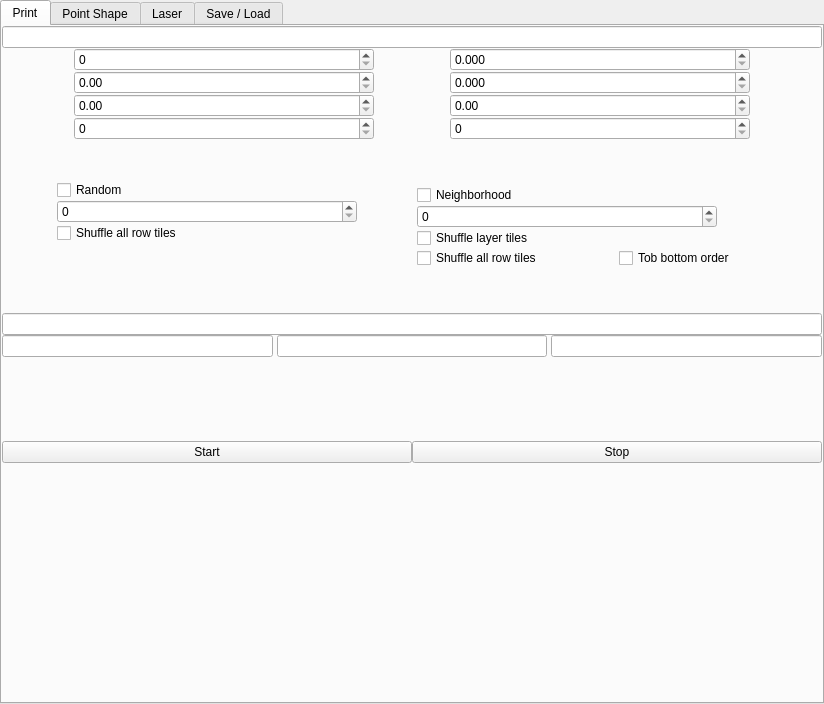
nico88chessa/MIBDV, file gui/ui/TestFrame.ui: the form before one commit.
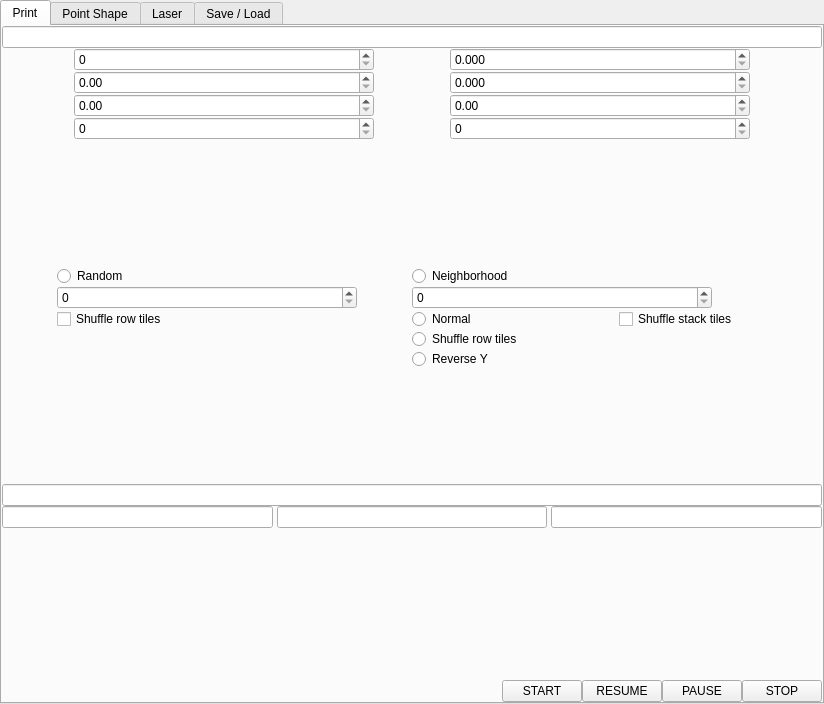
The form after the commit. Custom widgets are drawn as their Qt base class.

Diff of the .ui file:
```diff
--- a/gui/ui/TestFrame.ui
+++ b/gui/ui/TestFrame.ui
@@ -54,19 +54,6 @@
        <property name="spacing">
         <number>0</number>
        </property>
-       <item row="0" column="0" colspan="2">
-        <widget class="MDLineEdit" name="leFilePath">
-         <property name="minimumSize">
-          <size>
-           <width>200</width>
-           <height>0</height>
-          </size>
-         </property>
-         <property name="label" stdset="0">
-          <string>Path File</string>
-         </property>
-        </widget>
-       </item>
        <item row="2" column="0">
         <widget class="QWidget" name="wRandom" native="true">
          <property name="minimumSize">
@@ -100,14 +87,7 @@
           <item row="2" column="0">
            <widget class="QCheckBox" name="cbRShuffleRowTiles">
             <property name="text">
-             <string>Shuffle all row tiles</string>
-            </property>
-           </widget>
-          </item>
-          <item row="0" column="0">
-           <widget class="QCheckBox" name="cbRandomChoice">
-            <property name="text">
-             <string>Random</string>
+             <string>Shuffle row tiles</string>
             </property>
            </widget>
           </item>
@@ -138,41 +118,21 @@
             <property name="sizeHint" stdset="0">
              <size>
               <width>20</width>
-              <height>40</height>
+              <height>0</height>
              </size>
             </property>
            </spacer>
           </item>
+          <item row="0" column="0">
+           <widget class="QRadioButton" name="rbRandomChoice">
+            <property name="text">
+             <string>Random</string>
+            </property>
+           </widget>
+          </item>
          </layout>
         </widget>
        </item>
-       <item row="7" column="0" colspan="2">
-        <spacer name="verticalSpacer">
-         <property name="orientation">
-          <enum>Qt::Vertical</enum>
-         </property>
-         <property name="sizeHint" stdset="0">
-          <size>
-           <width>20</width>
-           <height>239</height>
-          </size>
-         </property>
-        </spacer>
-       </item>
-       <item row="6" column="1">
-        <widget class="QPushButton" name="pbStopProcess">
-         <property name="text">
-          <string>Stop</string>
-         </property>
-        </widget>
-       </item>
-       <item row="6" column="0">
-        <widget class="QPushButton" name="pbStartProcess">
-         <property name="text">
-          <string>Start</string>
-         </property>
-        </widget>
-       </item>
        <item row="1" column="0" colspan="2">
         <widget class="QWidget" name="wGeneral" native="true">
          <property name="minimumSize">
@@ -203,44 +163,6 @@
           <property name="verticalSpacing">
            <number>0</number>
           </property>
-          <item row="0" column="0">
-           <widget class="MDSpinBox" name="sbTileSize">
-            <property name="minimumSize">
-             <size>
-              <width>300</width>
-              <height>0</height>
-             </size>
-            </property>
-            <property name="maximumSize">
-             <size>
-              <width>300</width>
-              <height>16777215</height>
-             </size>
-            </property>
-            <property name="label" stdset="0">
-             <string>Tile size [mm]</string>
-            </property>
-           </widget>
-          </item>
-          <item row="3" column="0">
-           <widget class="MDSpinBox" name="sbTileTime">
-            <property name="minimumSize">
-             <size>
-              <width>300</width>
-              <height>0</height>
-             </size>
-            </property>
-            <property name="maximumSize">
-             <size>
-              <width>300</width>
-              <height>16777215</height>
-             </size>
-            </property>
-            <property name="label" stdset="0">
-             <string>Tile time [ms]</string>
-            </property>
-           </widget>
-          </item>
           <item row="1" column="0">
            <widget class="MDDoubleSpinBox" name="dsbOffsetX">
             <property name="minimumSize">
@@ -260,6 +182,51 @@
             </property>
            </widget>
           </item>
+          <item row="3" column="0">
+           <widget class="MDSpinBox" name="sbTileTime">
+            <property name="minimumSize">
+             <size>
+              <width>300</width>
+              <height>0</height>
+             </size>
+            </property>
+            <property name="maximumSize">
+             <size>
+              <width>300</width>
+              <height>16777215</height>
+             </size>
+            </property>
+            <property name="label" stdset="0">
+             <string>Tile time [ms]</string>
+            </property>
+           </widget>
+          </item>
+          <item row="0" column="0">
+           <widget class="MDSpinBox" name="sbTileSize">
+            <property name="minimumSize">
+             <size>
+              <width>300</width>
+              <height>0</height>
+             </size>
+            </property>
+            <property name="maximumSize">
+             <size>
+              <width>300</width>
+              <height>16777215</height>
+             </size>
+            </property>
+            <property name="label" stdset="0">
+             <string>Tile size [mm]</string>
+            </property>
+           </widget>
+          </item>
+          <item row="2" column="1">
+           <widget class="MDDoubleSpinBox" name="dsbScaleY">
+            <property name="label" stdset="0">
+             <string>Scale Y [%]</string>
+            </property>
+           </widget>
+          </item>
           <item row="1" column="1">
            <widget class="MDDoubleSpinBox" name="dsbOffsetY">
             <property name="minimumSize">
@@ -282,13 +249,6 @@
             </property>
            </widget>
           </item>
-          <item row="3" column="1">
-           <widget class="MDSpinBox" name="sbWaitTimeYMovement">
-            <property name="label" stdset="0">
-             <string>Wait time after axis Y movement [ms]</string>
-            </property>
-           </widget>
-          </item>
           <item row="0" column="1">
            <widget class="MDDoubleSpinBox" name="dsbAngleMrad">
             <property name="decimals">
@@ -305,10 +265,10 @@
             </property>
            </widget>
           </item>
-          <item row="2" column="1">
-           <widget class="MDDoubleSpinBox" name="dsbScaleY">
+          <item row="3" column="1">
+           <widget class="MDSpinBox" name="sbWaitTimeYMovement">
             <property name="label" stdset="0">
-             <string>Scale Y [%]</string>
+             <string>Wait time after axis Y movement [ms]</string>
             </property>
            </widget>
           </item>
@@ -327,100 +287,10 @@
             <property name="sizeHint" stdset="0">
              <size>
               <width>20</width>
-              <height>40</height>
-             </size>
-            </property>
-           </spacer>
-          </item>
-         </layout>
-        </widget>
-       </item>
-       <item row="2" column="1">
-        <widget class="QWidget" name="wNeighborhood" native="true">
-         <property name="styleSheet">
-          <string notr="true"/>
-         </property>
-         <layout class="QGridLayout" name="gridLayout_4" columnstretch="0,0,0">
-          <property name="leftMargin">
-           <number>5</number>
-          </property>
-          <property name="topMargin">
-           <number>5</number>
-          </property>
-          <property name="rightMargin">
-           <number>5</number>
-          </property>
-          <property name="bottomMargin">
-           <number>5</number>
-          </property>
-          <property name="horizontalSpacing">
-           <number>4</number>
-          </property>
-          <property name="verticalSpacing">
-           <number>0</number>
-          </property>
-          <item row="4" column="2">
-           <widget class="QCheckBox" name="cbNHTopBottomOrder">
-            <property name="text">
-             <string>Tob bottom order</string>
-            </property>
-           </widget>
-          </item>
-          <item row="3" column="1" colspan="2">
-           <widget class="QCheckBox" name="cbNHShuffleStackedTiles">
-            <property name="text">
-             <string>Shuffle layer tiles</string>
-            </property>
-            <property name="label" stdset="0">
-             <string>Shuffle tile</string>
-            </property>
-           </widget>
-          </item>
-          <item row="4" column="1">
-           <widget class="QCheckBox" name="cbNHShuffleRowTiles">
-            <property name="text">
-             <string>Shuffle all row tiles</string>
-            </property>
-           </widget>
-          </item>
-          <item row="6" column="1">
-           <spacer name="verticalSpacer_3">
-            <property name="orientation">
-             <enum>Qt::Vertical</enum>
-            </property>
-            <property name="sizeHint" stdset="0">
-             <size>
-              <width>20</width>
-              <height>40</height>
-             </size>
-            </property>
-           </spacer>
-          </item>
-          <item row="2" column="1" colspan="2">
-           <widget class="MDSpinBox" name="sbNHMinDistance">
-            <property name="minimumSize">
-             <size>
-              <width>300</width>
               <height>0</height>
              </size>
             </property>
-            <property name="maximumSize">
-             <size>
-              <width>300</width>
-              <height>16777215</height>
-             </size>
-            </property>
-            <property name="label" stdset="0">
-             <string>Minimum distance [um]</string>
-            </property>
-           </widget>
-          </item>
-          <item row="0" column="1" colspan="2">
-           <widget class="QCheckBox" name="cbNHChoice">
-            <property name="text">
-             <string>Neighborhood</string>
-            </property>
-           </widget>
+           </spacer>
           </item>
          </layout>
         </widget>
@@ -459,6 +329,13 @@
             </property>
            </widget>
           </item>
+          <item row="0" column="0" colspan="3">
+           <widget class="MDLineEdit" name="leStatus">
+            <property name="label" stdset="0">
+             <string>Status</string>
+            </property>
+           </widget>
+          </item>
           <item row="1" column="2">
            <widget class="MDLineEdit" name="leEstimatedResidualTime">
             <property name="label" stdset="0">
@@ -466,13 +343,6 @@
             </property>
            </widget>
           </item>
-          <item row="1" column="1">
-           <widget class="MDLineEdit" name="leStackTimeMeasure">
-            <property name="label" stdset="0">
-             <string>Stack time measure  [ms]</string>
-            </property>
-           </widget>
-          </item>
           <item row="2" column="0" colspan="3">
            <spacer name="verticalSpacer_10">
             <property name="orientation">
@@ -481,15 +351,173 @@
             <property name="sizeHint" stdset="0">
              <size>
               <width>20</width>
-              <height>40</height>
+              <height>0</height>
              </size>
             </property>
            </spacer>
           </item>
-          <item row="0" column="0" colspan="3">
-           <widget class="MDLineEdit" name="leStatus">
+          <item row="1" column="1">
+           <widget class="MDLineEdit" name="leStackTimeMeasure">
             <property name="label" stdset="0">
-             <string>Status</string>
+             <string>Stack time measure  [ms]</string>
+            </property>
+           </widget>
+          </item>
+          <item row="3" column="0" colspan="3">
+           <layout class="QGridLayout" name="gridLayout_16">
+            <property name="leftMargin">
+             <number>0</number>
+            </property>
+            <property name="topMargin">
+             <number>0</number>
+            </property>
+            <item row="0" column="3">
+             <widget class="QPushButton" name="pbPauseProcess">
+              <property name="text">
+               <string>PAUSE</string>
+              </property>
+             </widget>
+            </item>
+            <item row="0" column="4">
+             <widget class="QPushButton" name="pbStopProcess">
+              <property name="text">
+               <string>STOP</string>
+              </property>
+             </widget>
+            </item>
+            <item row="0" column="0">
+             <spacer name="horizontalSpacer_3">
+              <property name="orientation">
+               <enum>Qt::Horizontal</enum>
+              </property>
+              <property name="sizeHint" stdset="0">
+               <size>
+                <width>40</width>
+                <height>20</height>
+               </size>
+              </property>
+             </spacer>
+            </item>
+            <item row="0" column="1">
+             <widget class="QPushButton" name="pbStartProcess">
+              <property name="text">
+               <string>START</string>
+              </property>
+             </widget>
+            </item>
+            <item row="0" column="2">
+             <widget class="QPushButton" name="pbResumeProcess">
+              <property name="text">
+               <string>RESUME</string>
+              </property>
+             </widget>
+            </item>
+           </layout>
+          </item>
+         </layout>
+        </widget>
+       </item>
+       <item row="0" column="0" colspan="2">
+        <widget class="MDLineEdit" name="leFilePath">
+         <property name="minimumSize">
+          <size>
+           <width>200</width>
+           <height>0</height>
+          </size>
+         </property>
+         <property name="label" stdset="0">
+          <string>Path File</string>
+         </property>
+        </widget>
+       </item>
+       <item row="2" column="1">
+        <widget class="QWidget" name="wNeighborhood" native="true">
+         <property name="styleSheet">
+          <string notr="true"/>
+         </property>
+         <layout class="QGridLayout" name="gridLayout_4" columnstretch="0,0,0">
+          <property name="leftMargin">
+           <number>0</number>
+          </property>
+          <property name="topMargin">
+           <number>0</number>
+          </property>
+          <property name="rightMargin">
+           <number>0</number>
+          </property>
+          <property name="bottomMargin">
+           <number>0</number>
+          </property>
+          <property name="horizontalSpacing">
+           <number>4</number>
+          </property>
+          <property name="verticalSpacing">
+           <number>0</number>
+          </property>
+          <item row="7" column="0">
+           <widget class="QRadioButton" name="rbNHReverseY">
+            <property name="text">
+             <string>Reverse Y</string>
+            </property>
+           </widget>
+          </item>
+          <item row="4" column="0">
+           <widget class="QRadioButton" name="rbNHNormal">
+            <property name="text">
+             <string>Normal</string>
+            </property>
+           </widget>
+          </item>
+          <item row="5" column="0">
+           <widget class="QRadioButton" name="rbNHShuffleRowTiles">
+            <property name="text">
+             <string>Shuffle row tiles</string>
+            </property>
+           </widget>
+          </item>
+          <item row="9" column="0" colspan="2">
+           <spacer name="verticalSpacer_3">
+            <property name="orientation">
+             <enum>Qt::Vertical</enum>
+            </property>
+            <property name="sizeHint" stdset="0">
+             <size>
+              <width>20</width>
+              <height>0</height>
+             </size>
+            </property>
+           </spacer>
+          </item>
+          <item row="4" column="1">
+           <widget class="QCheckBox" name="cbNHShuffleStackedTiles">
+            <property name="text">
+             <string>Shuffle stack tiles</string>
+            </property>
+           </widget>
+          </item>
+          <item row="1" column="0" colspan="2">
+           <widget class="MDSpinBox" name="sbNHMinDistance">
+            <property name="minimumSize">
+             <size>
+              <width>100</width>
+              <height>0</height>
+             </size>
+            </property>
+            <property name="maximumSize">
+             <size>
+              <width>300</width>
+              <height>16777215</height>
+             </size>
+            </property>
+            <property name="label" stdset="0">
+             <string>Minimum distance [um]</string>
+            </property>
+           </widget>
+          </item>
+          <item row="0" column="0">
+           <widget class="QRadioButton" name="rbNHChoice">
+            <property name="text">
+             <string>Neighborhood</string>
             </property>
            </widget>
           </item>
```
Left out of the diff: 8 changed lines with no effect on the pictures.
